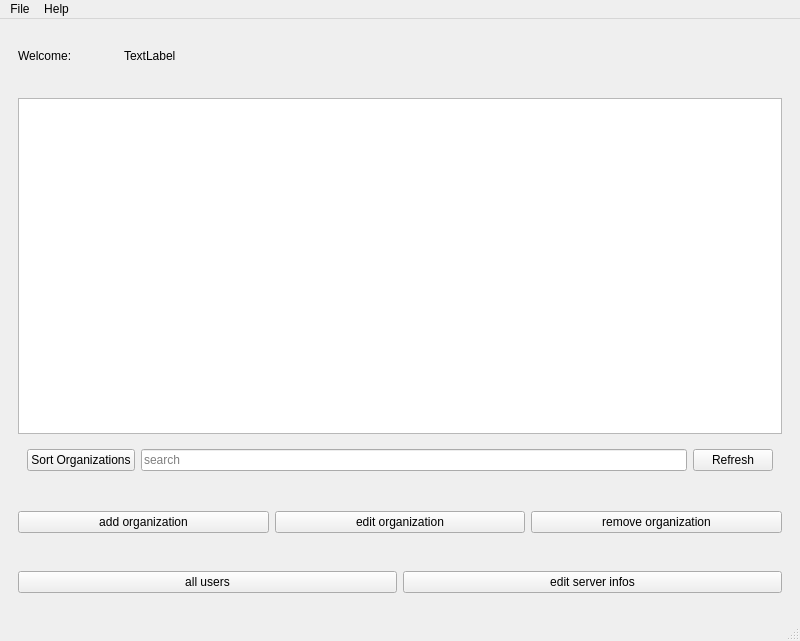
The window that ToDoListClient/todolist.ui (captain-moji/To_Do_List_Project) describes before a commit, drawn with Qt 5.
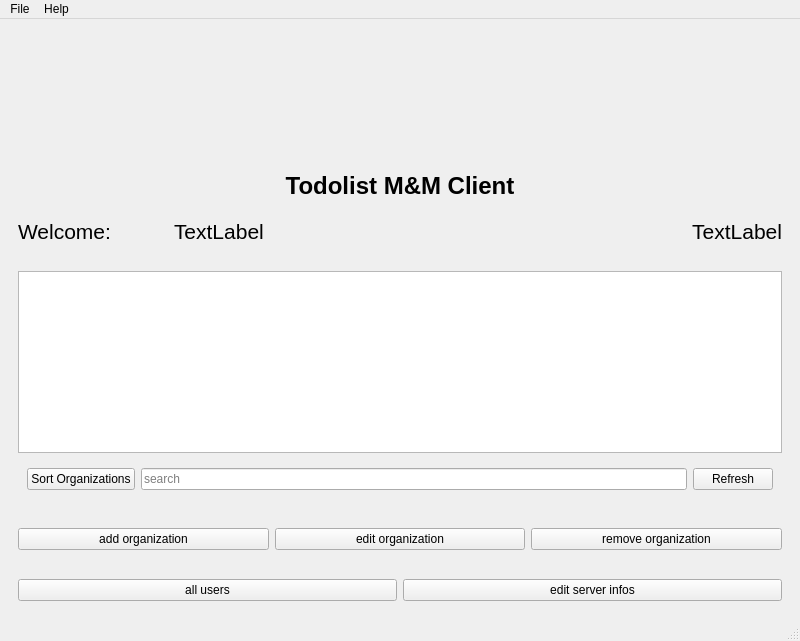
The same window after the commit. Icons and pictures are not drawn.

What changed in the file:
```diff
--- a/ToDoListClient/todolist.ui
+++ b/ToDoListClient/todolist.ui
@@ -21,6 +21,47 @@
   </property>
   <widget class="QWidget" name="centralwidget">
    <layout class="QVBoxLayout" name="verticalLayout">
+    <item>
+     <widget class="QWidget" name="widget_5" native="true">
+      <layout class="QHBoxLayout" name="horizontalLayout_5">
+       <item>
+        <widget class="QWidget" name="widget_4" native="true">
+         <property name="minimumSize">
+          <size>
+           <width>120</width>
+           <height>120</height>
+          </size>
+         </property>
+         <property name="maximumSize">
+          <size>
+           <width>300</width>
+           <height>300</height>
+          </size>
+         </property>
+         <property name="styleSheet">
+          <string notr="true">image: url(:/Client_main picture.png);</string>
+         </property>
+        </widget>
+       </item>
+      </layout>
+     </widget>
+    </item>
+    <item>
+     <widget class="QLabel" name="label">
+      <property name="font">
+       <font>
+        <pointsize>18</pointsize>
+        <bold>true</bold>
+       </font>
+      </property>
+      <property name="text">
+       <string>Todolist M&amp;M Client</string>
+      </property>
+      <property name="alignment">
+       <set>Qt::AlignCenter</set>
+      </property>
+     </widget>
+    </item>
     <item>
      <widget class="QWidget" name="widget_3" native="true">
       <property name="minimumSize">
@@ -34,10 +75,15 @@
         <widget class="QLabel" name="Welcome_label">
          <property name="maximumSize">
           <size>
-           <width>100</width>
+           <width>150</width>
            <height>16777215</height>
           </size>
          </property>
+         <property name="font">
+          <font>
+           <pointsize>16</pointsize>
+          </font>
+         </property>
          <property name="text">
           <string>Welcome:</string>
          </property>
@@ -45,11 +91,31 @@
        </item>
        <item>
         <widget class="QLabel" name="user_name_label">
+         <property name="font">
+          <font>
+           <pointsize>16</pointsize>
+          </font>
+         </property>
          <property name="text">
           <string>TextLabel</string>
          </property>
         </widget>
        </item>
+       <item>
+        <widget class="QLabel" name="time_shower">
+         <property name="font">
+          <font>
+           <pointsize>16</pointsize>
+          </font>
+         </property>
+         <property name="text">
+          <string>TextLabel</string>
+         </property>
+         <property name="alignment">
+          <set>Qt::AlignRight|Qt::AlignTrailing|Qt::AlignVCenter</set>
+         </property>
+        </widget>
+       </item>
       </layout>
      </widget>
     </item>
```
